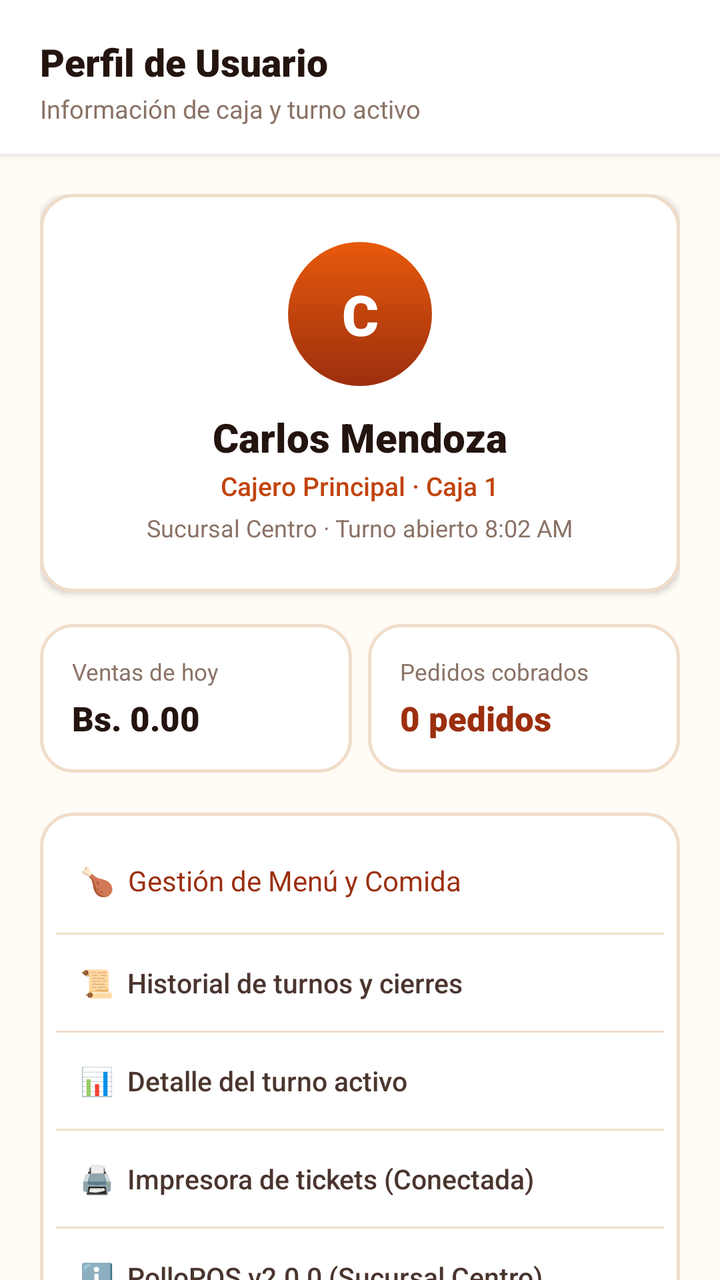
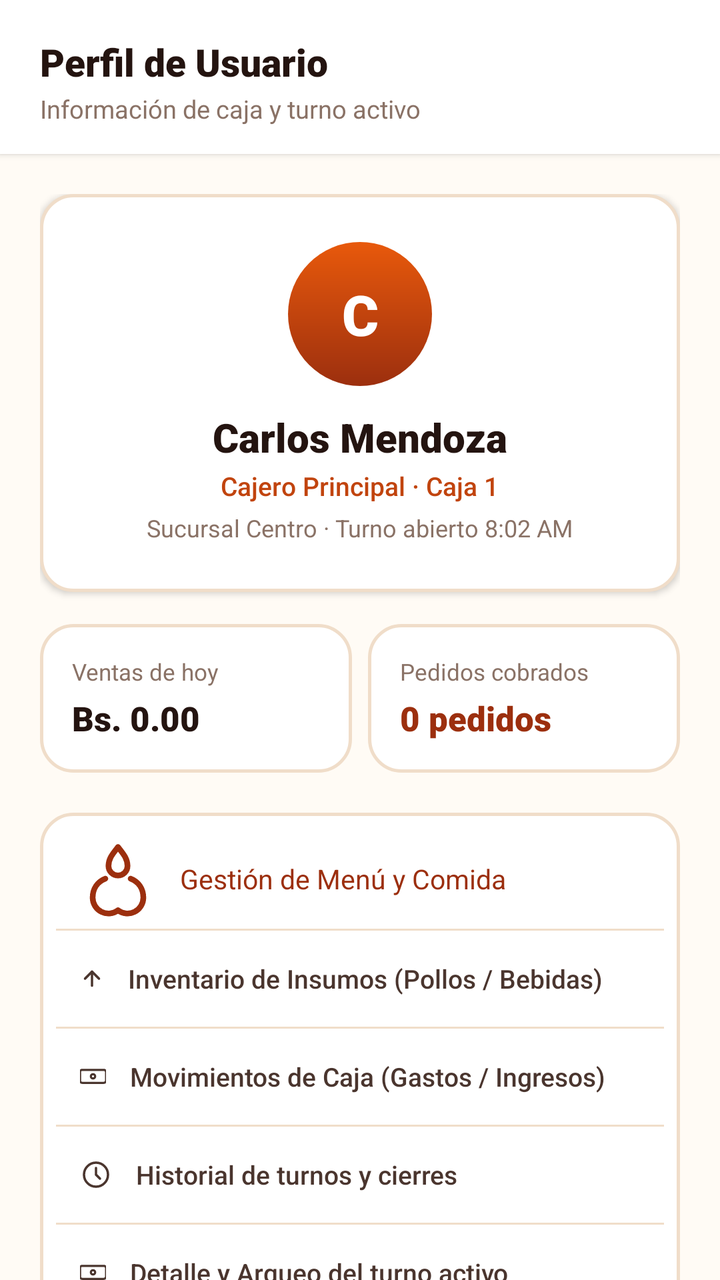

Two renders of the same Android screen: before a commit and after it. Below are the layout's source before the change and the commit's diff.
<!-- AndroidManifest.xml: application theme Theme.Pollogithub -->
<!-- res/layout/fragment_perfil.xml -->
<?xml version="1.0" encoding="utf-8"?>
<androidx.constraintlayout.widget.ConstraintLayout xmlns:android="http://schemas.android.com/apk/res/android"
    xmlns:app="http://schemas.android.com/apk/res-auto"
    xmlns:tools="http://schemas.android.com/tools"
    android:layout_width="match_parent"
    android:layout_height="match_parent"
    android:background="@color/paper_50">

    
    <LinearLayout
        android:id="@+id/headerPerfil"
        android:layout_width="match_parent"
        android:layout_height="wrap_content"
        android:background="@color/white"
        android:elevation="2dp"
        android:orientation="vertical"
        android:paddingHorizontal="20dp"
        android:paddingTop="18dp"
        android:paddingBottom="14dp"
        app:layout_constraintEnd_toEndOf="parent"
        app:layout_constraintStart_toStartOf="parent"
        app:layout_constraintTop_toTopOf="parent">

        <TextView
            android:layout_width="wrap_content"
            android:layout_height="wrap_content"
            android:fontFamily="sans-serif-black"
            android:text="Perfil de Usuario"
            android:textColor="@color/char_900"
            android:textSize="19sp" />

        <TextView
            android:layout_width="wrap_content"
            android:layout_height="wrap_content"
            android:layout_marginTop="2dp"
            android:fontFamily="sans-serif"
            android:text="Información de caja y turno activo"
            android:textColor="@color/char_400"
            android:textSize="12.5sp" />
    </LinearLayout>

    <androidx.core.widget.NestedScrollView
        android:layout_width="match_parent"
        android:layout_height="0dp"
        android:clipToPadding="false"
        android:paddingBottom="20dp"
        app:layout_constraintBottom_toBottomOf="parent"
        app:layout_constraintTop_toBottomOf="@id/headerPerfil">

        <LinearLayout
            android:layout_width="match_parent"
            android:layout_height="wrap_content"
            android:gravity="center_horizontal"
            android:orientation="vertical"
            android:padding="20dp">

            
            <LinearLayout
                android:layout_width="match_parent"
                android:layout_height="wrap_content"
                android:background="@drawable/bg_order_card"
                android:elevation="2dp"
                android:gravity="center"
                android:orientation="vertical"
                android:padding="24dp">

                
                <TextView
                    android:id="@+id/tvProfileAvatar"
                    android:layout_width="72dp"
                    android:layout_height="72dp"
                    android:background="@drawable/bg_avatar_circle"
                    android:fontFamily="sans-serif-black"
                    android:gravity="center"
                    android:text="C"
                    android:textColor="@color/white"
                    android:textSize="28sp" />

                
                <TextView
                    android:id="@+id/tvProfileName"
                    android:layout_width="wrap_content"
                    android:layout_height="wrap_content"
                    android:layout_marginTop="12dp"
                    android:fontFamily="sans-serif-black"
                    android:text="Carlos Mendoza"
                    android:textColor="@color/char_900"
                    android:textSize="20sp" />

                <TextView
                    android:layout_width="wrap_content"
                    android:layout_height="wrap_content"
                    android:layout_marginTop="2dp"
                    android:fontFamily="sans-serif-medium"
                    android:text="Cajero Principal · Caja 1"
                    android:textColor="@color/ember_600"
                    android:textSize="13sp" />

                <TextView
                    android:layout_width="wrap_content"
                    android:layout_height="wrap_content"
                    android:layout_marginTop="4dp"
                    android:fontFamily="sans-serif"
                    android:text="Sucursal Centro · Turno abierto 8:02 AM"
                    android:textColor="@color/char_400"
                    android:textSize="12sp" />
            </LinearLayout>

            
            <LinearLayout
                android:layout_width="match_parent"
                android:layout_height="wrap_content"
                android:layout_marginTop="16dp"
                android:orientation="horizontal">

                
                <LinearLayout
                    android:layout_width="0dp"
                    android:layout_height="wrap_content"
                    android:layout_marginEnd="8dp"
                    android:layout_weight="1"
                    android:background="@drawable/bg_order_card"
                    android:orientation="vertical"
                    android:padding="16dp">

                    <TextView
                        android:layout_width="wrap_content"
                        android:layout_height="wrap_content"
                        android:fontFamily="sans-serif"
                        android:text="Ventas de hoy"
                        android:textColor="@color/char_400"
                        android:textSize="11.5sp" />

                    <TextView
                        android:id="@+id/tvProfileVentasHoy"
                        android:layout_width="wrap_content"
                        android:layout_height="wrap_content"
                        android:layout_marginTop="4dp"
                        android:fontFamily="sans-serif-black"
                        android:text="Bs. 0.00"
                        android:textColor="@color/char_900"
                        android:textSize="17sp" />
                </LinearLayout>

                
                <LinearLayout
                    android:layout_width="0dp"
                    android:layout_height="wrap_content"
                    android:layout_weight="1"
                    android:background="@drawable/bg_order_card"
                    android:orientation="vertical"
                    android:padding="16dp">

                    <TextView
                        android:layout_width="wrap_content"
                        android:layout_height="wrap_content"
                        android:fontFamily="sans-serif"
                        android:text="Pedidos cobrados"
                        android:textColor="@color/char_400"
                        android:textSize="11.5sp" />

                    <TextView
                        android:id="@+id/tvProfilePedidosCobrados"
                        android:layout_width="wrap_content"
                        android:layout_height="wrap_content"
                        android:layout_marginTop="4dp"
                        android:fontFamily="sans-serif-black"
                        android:text="0 pedidos"
                        android:textColor="@color/ember_700"
                        android:textSize="17sp" />
                </LinearLayout>
            </LinearLayout>

            
            <LinearLayout
                android:layout_width="match_parent"
                android:layout_height="wrap_content"
                android:layout_marginTop="20dp"
                android:background="@drawable/bg_order_card"
                android:orientation="vertical"
                android:padding="8dp">

                
                <TextView
                    android:id="@+id/btnGestionMenu"
                    android:layout_width="match_parent"
                    android:layout_height="52dp"
                    android:background="?attr/selectableItemBackground"
                    android:fontFamily="sans-serif-bold"
                    android:gravity="center_vertical"
                    android:paddingHorizontal="12dp"
                    android:text="🍗  Gestión de Menú y Comida"
                    android:textColor="@color/ember_700"
                    android:textSize="14sp" />

                <View
                    android:layout_width="match_parent"
                    android:layout_height="1dp"
                    android:background="@color/line_color" />

                
                <TextView
                    android:id="@+id/btnHistorialTurnos"
                    android:layout_width="match_parent"
                    android:layout_height="48dp"
                    android:background="?attr/selectableItemBackground"
                    android:fontFamily="sans-serif-medium"
                    android:gravity="center_vertical"
                    android:paddingHorizontal="12dp"
                    android:text="📜  Historial de turnos y cierres"
                    android:textColor="@color/char_700"
                    android:textSize="13.5sp" />

                <View
                    android:layout_width="match_parent"
                    android:layout_height="1dp"
                    android:background="@color/line_color" />

                
                <TextView
                    android:id="@+id/btnShiftDetails"
                    android:layout_width="match_parent"
                    android:layout_height="48dp"
                    android:background="?attr/selectableItemBackground"
                    android:fontFamily="sans-serif-medium"
                    android:gravity="center_vertical"
                    android:paddingHorizontal="12dp"
                    android:text="📊  Detalle del turno activo"
                    android:textColor="@color/char_700"
                    android:textSize="13.5sp" />

                <View
                    android:layout_width="match_parent"
                    android:layout_height="1dp"
                    android:background="@color/line_color" />

                
                <TextView
                    android:id="@+id/btnPrinterStatus"
                    android:layout_width="match_parent"
                    android:layout_height="48dp"
                    android:background="?attr/selectableItemBackground"
                    android:fontFamily="sans-serif-medium"
                    android:gravity="center_vertical"
                    android:paddingHorizontal="12dp"
                    android:text="🖨️  Impresora de tickets (Conectada)"
                    android:textColor="@color/char_700"
                    android:textSize="13.5sp" />

                <View
                    android:layout_width="match_parent"
                    android:layout_height="1dp"
                    android:background="@color/line_color" />

                
                <TextView
                    android:id="@+id/btnAppVersion"
                    android:layout_width="match_parent"
                    android:layout_height="48dp"
                    android:background="?attr/selectableItemBackground"
                    android:fontFamily="sans-serif-medium"
                    android:gravity="center_vertical"
                    android:paddingHorizontal="12dp"
                    android:text="ℹ️  PolloPOS v2.0.0 (Sucursal Centro)"
                    android:textColor="@color/char_700"
                    android:textSize="13.5sp" />
            </LinearLayout>

            
            <androidx.appcompat.widget.AppCompatButton
                android:id="@+id/btnCloseShift"
                android:layout_width="match_parent"
                android:layout_height="52dp"
                android:layout_marginTop="20dp"
                android:background="@drawable/bg_button_primary"
                android:fontFamily="sans-serif-bold"
                android:text="Cerrar turno de caja"
                android:textAllCaps="false"
                android:textColor="@color/white"
                android:textSize="14.5sp" />

            
            <androidx.appcompat.widget.AppCompatButton
                android:id="@+id/btnLogout"
                android:layout_width="match_parent"
                android:layout_height="48dp"
                android:layout_marginTop="10dp"
                android:background="@drawable/bg_btn_outline"
                android:fontFamily="sans-serif-bold"
                android:text="Cerrar sesión"
                android:textAllCaps="false"
                android:textColor="@color/char_700"
                android:textSize="14sp" />

        </LinearLayout>
    </androidx.core.widget.NestedScrollView>

</androidx.constraintlayout.widget.ConstraintLayout>
<!-- resources referenced by this layout -->
<resources>
  <!-- unchanged entries left out for length: 15 -->
</resources>

<!-- the commit's change to res/layout/fragment_perfil.xml (unified diff, before → after) -->
@@ -184,14 +184,59 @@
                 <TextView
                     android:id="@+id/btnGestionMenu"
                     android:layout_width="match_parent"
-                    android:layout_height="52dp"
-                    android:background="?attr/selectableItemBackground"
+                    android:layout_height="50dp"
+                    android:background="?attr/selectableItemBackground"
+                    android:drawableStart="@drawable/ic_flame_chicken"
+                    android:drawablePadding="12dp"
+                    android:drawableTint="@color/ember_700"
                     android:fontFamily="sans-serif-bold"
                     android:gravity="center_vertical"
                     android:paddingHorizontal="12dp"
-                    android:text="🍗  Gestión de Menú y Comida"
+                    android:text="Gestión de Menú y Comida"
                     android:textColor="@color/ember_700"
-                    android:textSize="14sp" />
+                    android:textSize="13.5sp" />
+
+                <View
+                    android:layout_width="match_parent"
+                    android:layout_height="1dp"
+                    android:background="@color/line_color" />
+
+                
+                <TextView
+                    android:id="@+id/btnInventarioInsumos"
+                    android:layout_width="match_parent"
+                    android:layout_height="48dp"
+                    android:background="?attr/selectableItemBackground"
+                    android:drawableStart="@drawable/ic_trend_up"
+                    android:drawablePadding="12dp"
+                    android:drawableTint="@color/char_700"
+                    android:fontFamily="sans-serif-medium"
+                    android:gravity="center_vertical"
+                    android:paddingHorizontal="12dp"
+                    android:text="Inventario de Insumos (Pollos / Bebidas)"
+                    android:textColor="@color/char_700"
+                    android:textSize="13sp" />
+
+                <View
+                    android:layout_width="match_parent"
+                    android:layout_height="1dp"
+                    android:background="@color/line_color" />
+
+                
+                <TextView
+                    android:id="@+id/btnMovimientoCaja"
+                    android:layout_width="match_parent"
+                    android:layout_height="48dp"
+                    android:background="?attr/selectableItemBackground"
+                    android:drawableStart="@drawable/ic_cash_register"
+                    android:drawablePadding="12dp"
+                    android:drawableTint="@color/char_700"
+                    android:fontFamily="sans-serif-medium"
+                    android:gravity="center_vertical"
+                    android:paddingHorizontal="12dp"
+                    android:text="Movimientos de Caja (Gastos / Ingresos)"
+                    android:textColor="@color/char_700"
+                    android:textSize="13sp" />
 
                 <View
                     android:layout_width="match_parent"
@@ -204,12 +249,15 @@
                     android:layout_width="match_parent"
                     android:layout_height="48dp"
                     android:background="?attr/selectableItemBackground"
-                    android:fontFamily="sans-serif-medium"
-                    android:gravity="center_vertical"
-                    android:paddingHorizontal="12dp"
-                    android:text="📜  Historial de turnos y cierres"
-                    android:textColor="@color/char_700"
-                    android:textSize="13.5sp" />
+                    android:drawableStart="@drawable/ic_clock"
+                    android:drawablePadding="12dp"
+                    android:drawableTint="@color/char_700"
+                    android:fontFamily="sans-serif-medium"
+                    android:gravity="center_vertical"
+                    android:paddingHorizontal="12dp"
+                    android:text="Historial de turnos y cierres"
+                    android:textColor="@color/char_700"
+                    android:textSize="13sp" />
 
                 <View
                     android:layout_width="match_parent"
@@ -222,12 +270,15 @@
                     android:layout_width="match_parent"
                     android:layout_height="48dp"
                     android:background="?attr/selectableItemBackground"
-                    android:fontFamily="sans-serif-medium"
-                    android:gravity="center_vertical"
-                    android:paddingHorizontal="12dp"
-                    android:text="📊  Detalle del turno activo"
-                    android:textColor="@color/char_700"
-                    android:textSize="13.5sp" />
+                    android:drawableStart="@drawable/ic_cash_register"
+                    android:drawablePadding="12dp"
+                    android:drawableTint="@color/char_700"
+                    android:fontFamily="sans-serif-medium"
+                    android:gravity="center_vertical"
+                    android:paddingHorizontal="12dp"
+                    android:text="Detalle y Arqueo del turno activo"
+                    android:textColor="@color/char_700"
+                    android:textSize="13sp" />
 
                 <View
                     android:layout_width="match_parent"
@@ -240,12 +291,15 @@
                     android:layout_width="match_parent"
                     android:layout_height="48dp"
                     android:background="?attr/selectableItemBackground"
-                    android:fontFamily="sans-serif-medium"
-                    android:gravity="center_vertical"
-                    android:paddingHorizontal="12dp"
-                    android:text="🖨️  Impresora de tickets (Conectada)"
-                    android:textColor="@color/char_700"
-                    android:textSize="13.5sp" />
+                    android:drawableStart="@drawable/ic_printer"
+                    android:drawablePadding="12dp"
+                    android:drawableTint="@color/char_700"
+                    android:fontFamily="sans-serif-medium"
+                    android:gravity="center_vertical"
+                    android:paddingHorizontal="12dp"
+                    android:text="Configurar Impresora Térmica"
+                    android:textColor="@color/char_700"
+                    android:textSize="13sp" />
 
                 <View
                     android:layout_width="match_parent"
@@ -258,12 +312,15 @@
                     android:layout_width="match_parent"
                     android:layout_height="48dp"
                     android:background="?attr/selectableItemBackground"
-                    android:fontFamily="sans-serif-medium"
-                    android:gravity="center_vertical"
-                    android:paddingHorizontal="12dp"
-                    android:text="ℹ️  PolloPOS v2.0.0 (Sucursal Centro)"
-                    android:textColor="@color/char_700"
-                    android:textSize="13.5sp" />
+                    android:drawableStart="@drawable/ic_check_green"
+                    android:drawablePadding="12dp"
+                    android:drawableTint="@color/char_400"
+                    android:fontFamily="sans-serif-medium"
+                    android:gravity="center_vertical"
+                    android:paddingHorizontal="12dp"
+                    android:text="PolloPOS v2.0.0 (Local Offline)"
+                    android:textColor="@color/char_700"
+                    android:textSize="13sp" />
             </LinearLayout>
 
             
<!-- resource entries referenced after the edit -->
@@ -1,5 +1,117 @@
 <!-- resources referenced by this layout -->
 <resources>
+  <!-- drawable ic_cash_register (drawable) -->
+  <?xml version="1.0" encoding="utf-8"?>
+  <vector xmlns:android="http://schemas.android.com/apk/res/android"
+      android:width="13dp"
+      android:height="13dp"
+      android:viewportWidth="24"
+      android:viewportHeight="24">
+      <path
+          android:pathData="M2,6h20a2,2 0,0 1 2,2v8a2,2 0,0 1 -2,2h-20a2,2 0,0 1 -2,-2v-8a2,2 0,0 1 2,-2z"
+          android:strokeColor="#FFFFFF"
+          android:strokeWidth="2"/>
+      <path
+          android:pathData="M12,12m-2,0a2,2 0,1 1 4,0a2,2 0,1 1 -4,0"
+          android:strokeColor="#FFFFFF"
+          android:strokeWidth="2"/>
+  </vector>
+  <!-- drawable ic_check_green (drawable) -->
+  <?xml version="1.0" encoding="utf-8"?>
+  <vector xmlns:android="http://schemas.android.com/apk/res/android"
+      android:width="38dp"
+      android:height="38dp"
+      android:viewportWidth="24"
+      android:viewportHeight="24">
+      <path
+          android:pathData="M20,6L9,17l-5,-5"
+          android:strokeColor="#4A7C3F"
+          android:strokeWidth="2.4"
+          android:strokeLineCap="round"
+          android:strokeLineJoin="round"/>
+  </vector>
+  <!-- drawable ic_clock (drawable) -->
+  <?xml version="1.0" encoding="utf-8"?>
+  <vector xmlns:android="http://schemas.android.com/apk/res/android"
+      android:width="16dp"
+      android:height="16dp"
+      android:viewportWidth="24"
+      android:viewportHeight="24">
+      <path
+          android:pathData="M12,12m-9,0a9,9 0,1 1 18,0a9,9 0,1 1 -18,0"
+          android:strokeColor="#C1440E"
+          android:strokeWidth="1.8"/>
+      <path
+          android:pathData="M12,7v5l3,3"
+          android:strokeColor="#C1440E"
+          android:strokeWidth="1.8"
+          android:strokeLineCap="round"/>
+  </vector>
+  <!-- drawable ic_flame_chicken (drawable) -->
+  <?xml version="1.0" encoding="utf-8"?>
+  <vector xmlns:android="http://schemas.android.com/apk/res/android"
+      android:width="38dp"
+      android:height="38dp"
+      android:viewportWidth="24"
+      android:viewportHeight="24">
+      <path
+          android:pathData="M12,2c-1.5,2 -3,3.5 -3,6a3,3 0,0 0 6,0c0,-2.5 -1.5,-4 -3,-6z"
+          android:strokeColor="#FFFFFF"
+          android:strokeWidth="1.8"
+          android:strokeLineCap="round"
+          android:strokeLineJoin="round"/>
+      <path
+          android:pathData="M8,12c-2.5,1 -4,3.2 -4,6a5,5 0,0 0 8,4"
+          android:strokeColor="#FFFFFF"
+          android:strokeWidth="1.8"
+          android:strokeLineCap="round"
+          android:strokeLineJoin="round"/>
+      <path
+          android:pathData="M16,12c2.5,1 4,3.2 4,6a5,5 0,0 1 -8,4"
+          android:strokeColor="#FFFFFF"
+          android:strokeWidth="1.8"
+          android:strokeLineCap="round"
+          android:strokeLineJoin="round"/>
+  </vector>
+  <!-- drawable ic_printer (drawable) -->
+  <?xml version="1.0" encoding="utf-8"?>
+  <vector xmlns:android="http://schemas.android.com/apk/res/android"
+      android:width="16dp"
+      android:height="16dp"
+      android:viewportWidth="24"
+      android:viewportHeight="24">
+      <path
+          android:pathData="M6,9V2h12v7"
+          android:strokeColor="#4A352E"
+          android:strokeWidth="1.8"/>
+      <path
+          android:pathData="M6,18H4a2,2 0,0 1 -2,-2v-5a2,2 0,0 1 2,-2h16a2,2 0,0 1 2,2v5a2,2 0,0 1 -2,2h-2"
+          android:strokeColor="#4A352E"
+          android:strokeWidth="1.8"/>
+      <path
+          android:pathData="M6,14h12v8h-12z"
+          android:strokeColor="#4A352E"
+          android:strokeWidth="1.8"/>
+  </vector>
+  <!-- drawable ic_trend_up (drawable) -->
+  <?xml version="1.0" encoding="utf-8"?>
+  <vector xmlns:android="http://schemas.android.com/apk/res/android"
+      android:width="12dp"
+      android:height="12dp"
+      android:viewportWidth="24"
+      android:viewportHeight="24">
+      <path
+          android:pathData="M5,12l7,-7l7,7"
+          android:strokeColor="#FFFFFF"
+          android:strokeWidth="2.4"
+          android:strokeLineCap="round"
+          android:strokeLineJoin="round"/>
+      <path
+          android:pathData="M12,5v14"
+          android:strokeColor="#FFFFFF"
+          android:strokeWidth="2.4"
+          android:strokeLineCap="round"/>
+  </vector>
   <!-- unchanged entries left out for length: 15 -->
 </resources>
 
